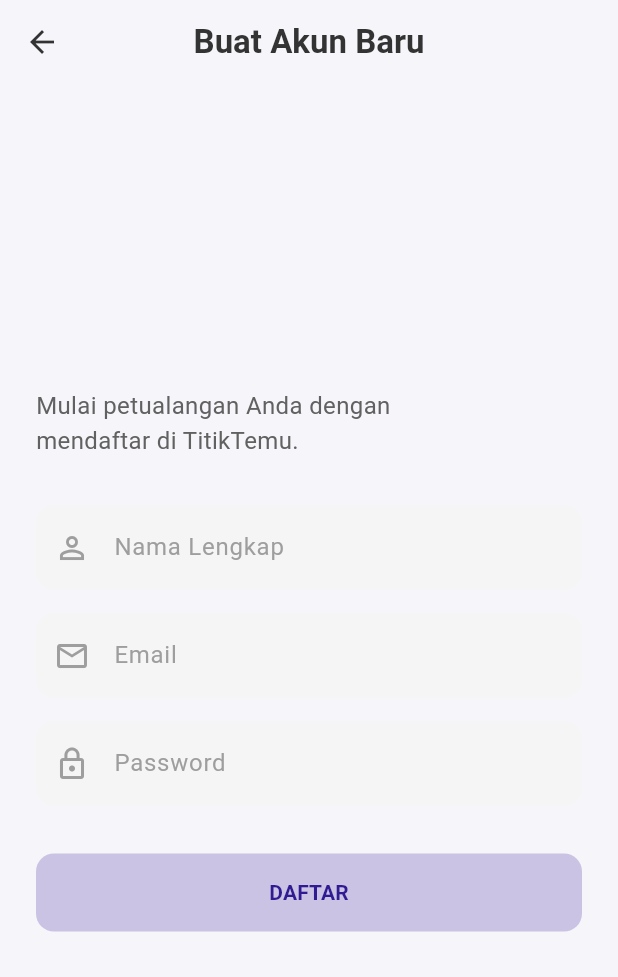
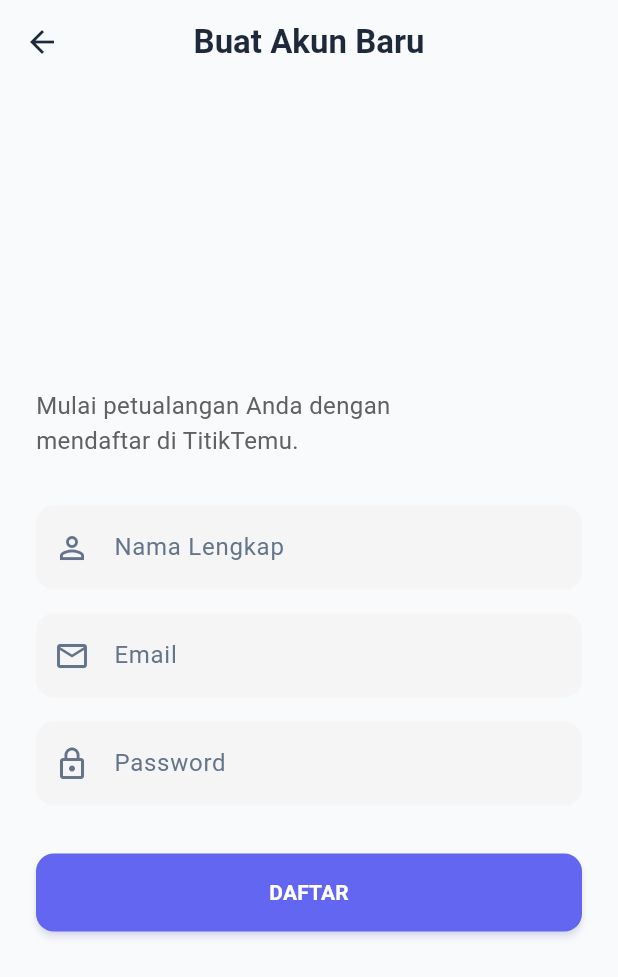
Before and after one commit to yosualohestianh22-sketch/titiktemu, a Flutter app: the screen it shows after launch, after a tap on "Daftar Sekarang", on a phone screen of 412 x 824 dp. Shown: the top 977 px of the screen. Run offline on Flutter 3.47's test engine with Material 3 defaults, Android fonts, the phone set to English and light mode, and no system bars; our stand-ins replace cloud_firestore, firebase_auth, firebase_core, flutter_map, image_picker, latlong2 and 2 more; accounts and stored records are empty.

Commit message:
style: overhaul app colors and improve button contrast for light/dark modes

```diff
--- a/lib/core/theme.dart
+++ b/lib/core/theme.dart
@@ -1,18 +1,22 @@
 import 'package:flutter/material.dart';
 
 class AppTheme {
-  // Warna Utama (Sesuai kesepakatan: Ungu Pastel Terang)
-  static const Color primaryColor = Color(0xFFCBC3E3);
+  // Warna Utama Light Theme (Vibrant Indigo)
+  static const Color primaryColor = Color(0xFF6366F1);
+
+  // Warna Utama Dark Theme (Glowing Indigo)
+  static const Color darkPrimaryColor = Color(0xFF818CF8);
 
   // Warna Latar Light Theme
   static const Color backgroundColor = Color(0xFFFFFFFF);
-  static const Color textColor = Color(0xFF333333);
+  static const Color textColor = Color(0xFF1E293B); // Slate 800
+  static const Color secondaryTextColor = Color(0xFF64748B); // Slate 500
 
-  // Warna Latar Dark Theme (Deep Charcoal & Purple)
-  static const Color darkBackgroundColor = Color(0xFF12121E);
-  static const Color darkSurfaceColor = Color(0xFF1E1E2E);
-  static const Color darkTextColor = Color(0xFFF5F5FA);
-  static const Color darkSecondaryTextColor = Color(0xFFA0A0B0);
+  // Warna Latar Dark Theme (Deep Midnight Indigo-Slate)
+  static const Color darkBackgroundColor = Color(0xFF0A0A14);
+  static const Color darkSurfaceColor = Color(0xFF16162A);
+  static const Color darkTextColor = Color(0xFFF8FAFC); // Slate 50
+  static const Color darkSecondaryTextColor = Color(0xFF94A3B8); // Slate 400
 
   // Konfigurasi ThemeData Material 3 - Light Theme
   static ThemeData get lightTheme {
@@ -26,9 +30,7 @@
         onSurface: textColor,
         brightness: Brightness.light,
       ),
-      scaffoldBackgroundColor: const Color(
-        0xFFF5F5FA,
-      ), // Background abu-abu sangat muda khas light theme
+      scaffoldBackgroundColor: const Color(0xFFF9FAFB), // Background abu-abu muda bersih
       cardColor: backgroundColor,
       appBarTheme: const AppBarTheme(
         backgroundColor: Colors.transparent,
@@ -40,9 +42,9 @@
       elevatedButtonTheme: ElevatedButtonThemeData(
         style: ElevatedButton.styleFrom(
           backgroundColor: primaryColor,
-          foregroundColor:
-              Colors.deepPurple[900], // Kontras agar teks terlihat jelas
-          elevation: 0,
+          foregroundColor: Colors.white, // Kontras tinggi teks putih di atas tombol biru/indigo
+          elevation: 2,
+          shadowColor: primaryColor.withValues(alpha: 0.3),
           shape: RoundedRectangleBorder(
             borderRadius: BorderRadius.circular(12),
           ),
@@ -68,9 +70,9 @@
           borderRadius: BorderRadius.circular(12),
           borderSide: const BorderSide(color: primaryColor, width: 2),
         ),
-        labelStyle: const TextStyle(color: Colors.grey),
-        prefixIconColor: Colors.grey,
-        suffixIconColor: Colors.grey,
+        labelStyle: const TextStyle(color: secondaryTextColor),
+        prefixIconColor: secondaryTextColor,
+        suffixIconColor: secondaryTextColor,
       ),
     );
   }
@@ -81,8 +83,8 @@
       useMaterial3: true,
       brightness: Brightness.dark,
       colorScheme: ColorScheme.fromSeed(
-        seedColor: primaryColor,
-        primary: primaryColor,
+        seedColor: darkPrimaryColor,
+        primary: darkPrimaryColor,
         surface: darkSurfaceColor,
         onSurface: darkTextColor,
         brightness: Brightness.dark,
@@ -98,10 +100,10 @@
       ),
       elevatedButtonTheme: ElevatedButtonThemeData(
         style: ElevatedButton.styleFrom(
-          backgroundColor: primaryColor,
-          foregroundColor:
-              Colors.deepPurple[900], // Kontras agar teks terlihat jelas
-          elevation: 0,
+          backgroundColor: darkPrimaryColor,
+          foregroundColor: const Color(0xFF0F172A), // Teks gelap tajam di atas tombol terang glow
+          elevation: 4,
+          shadowColor: darkPrimaryColor.withValues(alpha: 0.4),
           shape: RoundedRectangleBorder(
             borderRadius: BorderRadius.circular(12),
           ),
@@ -110,7 +112,7 @@
       ),
       inputDecorationTheme: InputDecorationTheme(
         filled: true,
-        fillColor: const Color(0xFF161622),
+        fillColor: const Color(0xFF1F1F35),
         contentPadding: const EdgeInsets.symmetric(
           vertical: 16,
           horizontal: 20,
@@ -125,7 +127,7 @@
         ),
         focusedBorder: OutlineInputBorder(
           borderRadius: BorderRadius.circular(12),
-          borderSide: const BorderSide(color: primaryColor, width: 2),
+          borderSide: const BorderSide(color: darkPrimaryColor, width: 2),
         ),
         labelStyle: const TextStyle(color: darkSecondaryTextColor),
         prefixIconColor: darkSecondaryTextColor,
--- a/lib/screens/auth/login_screen.dart
+++ b/lib/screens/auth/login_screen.dart
@@ -350,7 +350,7 @@
                                   elevation: 4,
                                   backgroundColor: primaryThemeColor,
                                   foregroundColor: isDark
-                                      ? Colors.deepPurple[900]
+                                      ? const Color(0xFF0F172A)
                                       : Colors.white,
                                 ),
                                 child: auth.isLoading
@@ -360,7 +360,7 @@
                                         child: CircularProgressIndicator(
                                           strokeWidth: 2,
                                           color: isDark
-                                              ? Colors.deepPurple[900]
+                                              ? const Color(0xFF0F172A)
                                               : Colors.white,
                                         ),
                                       )
--- a/lib/screens/auth/register_screen.dart
+++ b/lib/screens/auth/register_screen.dart
@@ -122,10 +122,13 @@
                     return ElevatedButton(
                       onPressed: auth.isLoading ? null : _register,
                       child: auth.isLoading
-                          ? const SizedBox(
+                          ? SizedBox(
                               height: 20,
                               width: 20,
-                              child: CircularProgressIndicator(strokeWidth: 2),
+                              child: CircularProgressIndicator(
+                                strokeWidth: 2,
+                                color: isDark ? const Color(0xFF0F172A) : Colors.white,
+                              ),
                             )
                           : const Text(
                               'DAFTAR',
--- a/lib/screens/itinerary/create_itinerary_screen.dart
+++ b/lib/screens/itinerary/create_itinerary_screen.dart
@@ -45,9 +45,9 @@
   DateTime? _endDate;
   int _travelersCount = 1;
 
-  // Warna tema utama
-  static const _gradientStart = Color(0xFF8E2DE2);
-  static const _gradientEnd = Color(0xFF4A00E0);
+  // Warna tema utama (Vibrant & Glowing Indigo)
+  static const _gradientStart = Color(0xFF818CF8);
+  static const _gradientEnd = Color(0xFF4F46E5);
 
   Future<void> _pickDateRange() async {
     final isDark = Theme.of(context).brightness == Brightness.dark;
@@ -65,7 +65,7 @@
             colorScheme: isDark
                 ? ColorScheme.dark(
                     primary: themePrimary,
-                    onPrimary: Colors.deepPurple[900]!,
+                    onPrimary: const Color(0xFF0F172A),
                     secondary: themePrimary.withValues(alpha: 0.15),
                     onSecondary: themePrimary,
                     surface: themeCardColor,
@@ -74,10 +74,10 @@
                 : ColorScheme.light(
                     primary: themePrimary,
                     onPrimary: Colors.white,
-                    secondary: const Color(0xFFF3E5F5),
+                    secondary: const Color(0xFFEEF2FF),
                     onSecondary: themePrimary,
                     surface: themeCardColor,
-                    onSurface: const Color(0xFF1E1E2C),
+                    onSurface: const Color(0xFF1E293B),
                   ),
             textButtonTheme: TextButtonThemeData(
               style: TextButton.styleFrom(foregroundColor: themePrimary),
--- a/lib/screens/itinerary/select_places_screen.dart
+++ b/lib/screens/itinerary/select_places_screen.dart
@@ -318,7 +318,7 @@
                                             style: ElevatedButton.styleFrom(
                                               shape: RoundedRectangleBorder(borderRadius: BorderRadius.circular(12)),
                                               backgroundColor: isWithinBudget ? themePrimary : Colors.grey,
-                                              foregroundColor: Colors.white,
+                                              foregroundColor: isWithinBudget ? (isDark ? const Color(0xFF0F172A) : Colors.white) : Colors.white70,
                                             ),
                                             onPressed: () {
                                               Navigator.pop(ctx);
@@ -764,8 +764,8 @@
                                               ? (isDark ? Colors.grey[800] : Colors.grey.shade300)
                                               : themePrimary,
                                           foregroundColor: isSelected
-                                              ? (isDark ? Colors.white70 : Colors.black54)
-                                              : (isDark ? Colors.deepPurple[900] : Colors.white),
+                                              ? (isDark ? Colors.white : Colors.grey[800])
+                                              : (isDark ? const Color(0xFF0F172A) : Colors.white),
                                           shape: RoundedRectangleBorder(borderRadius: BorderRadius.circular(12)),
                                           padding: const EdgeInsets.symmetric(horizontal: 12, vertical: 8),
                                         ),
@@ -1053,7 +1053,7 @@
             onPressed: _saveItinerary,
             style: ElevatedButton.styleFrom(
               backgroundColor: themePrimary,
-              foregroundColor: isDark ? Colors.deepPurple[900] : Colors.white,
+              foregroundColor: isDark ? const Color(0xFF0F172A) : Colors.white,
               padding: const EdgeInsets.symmetric(vertical: 16),
               shape: RoundedRectangleBorder(
                 borderRadius: BorderRadius.circular(16),
```
